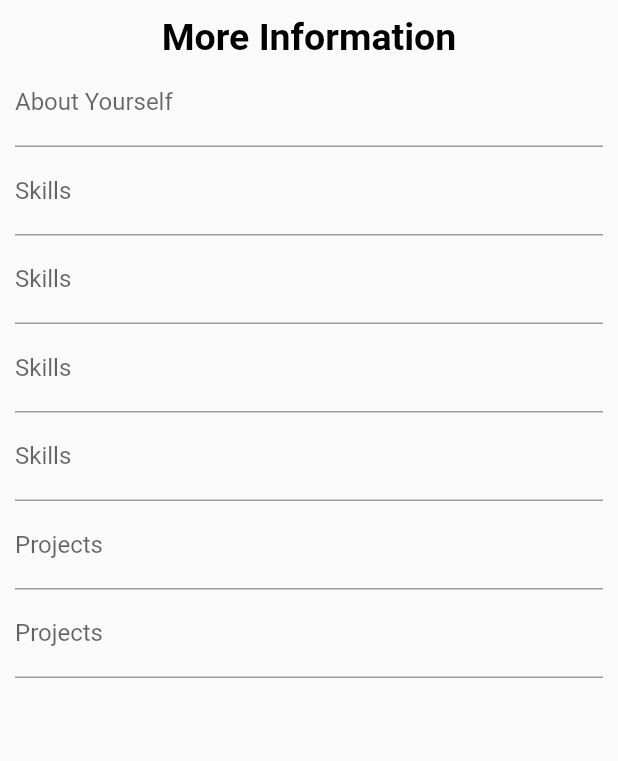
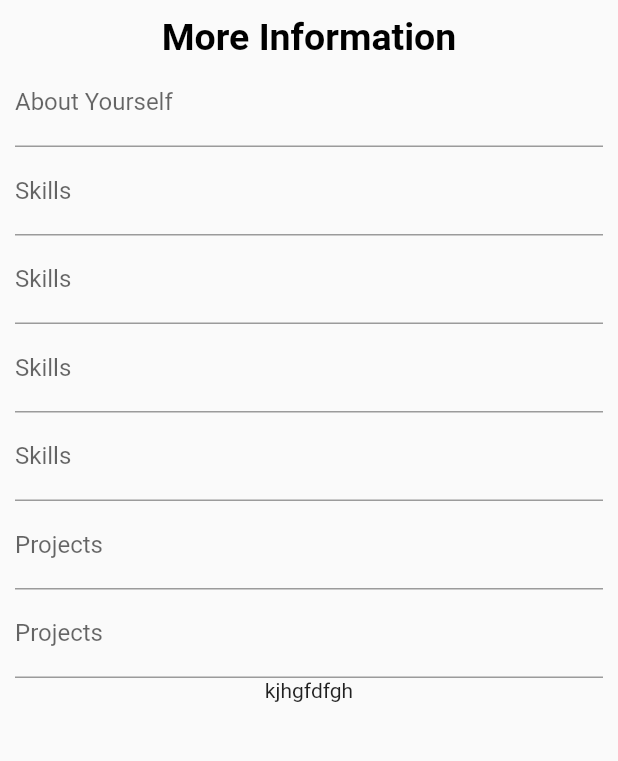
Before and after one commit to uttambhimani/resumeapp, a Flutter app: the screen it shows after launch, swiped to page 2, on a phone screen of 412 x 824 dp, the part 84-845 px from its top. Run offline on Flutter 3.47's test engine with Material 2 defaults, Android fonts, the phone set to English and light mode, and no system bars; our stand-ins replace image_picker, pdf; missing offline and left inert: bottom_bar.

Commit message:
12-07-2022

```diff
--- a/lib/home.dart
+++ b/lib/home.dart
@@ -374,6 +374,7 @@ class _homeState extends State<home> {
               //   }
               // },
             ),
+            Text("kjhgfdfgh")
           ],
         ),
       ),
```
